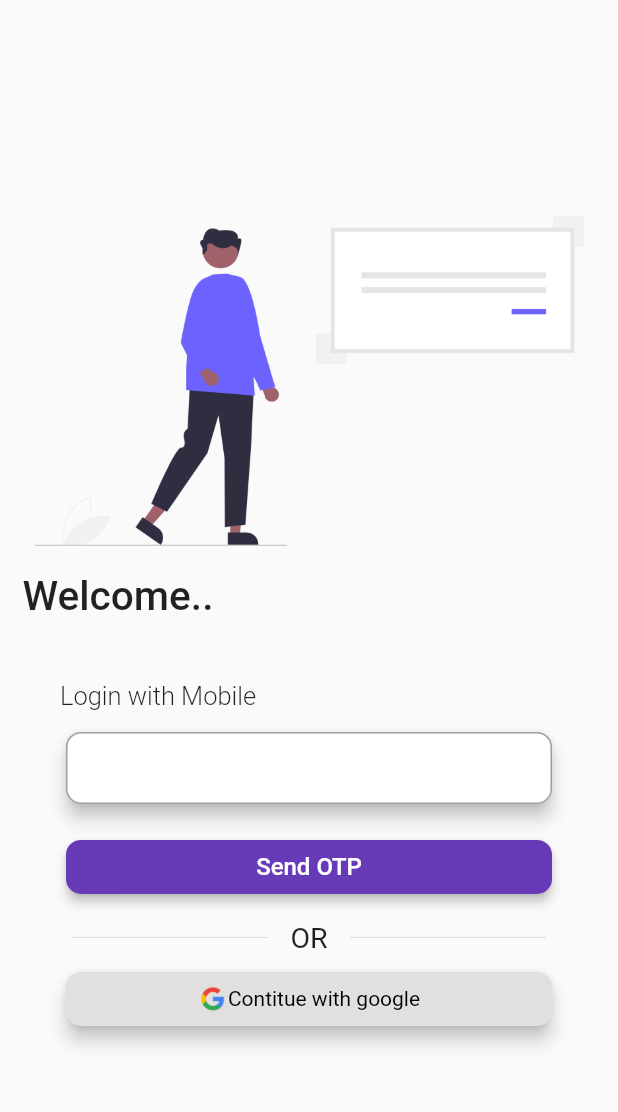
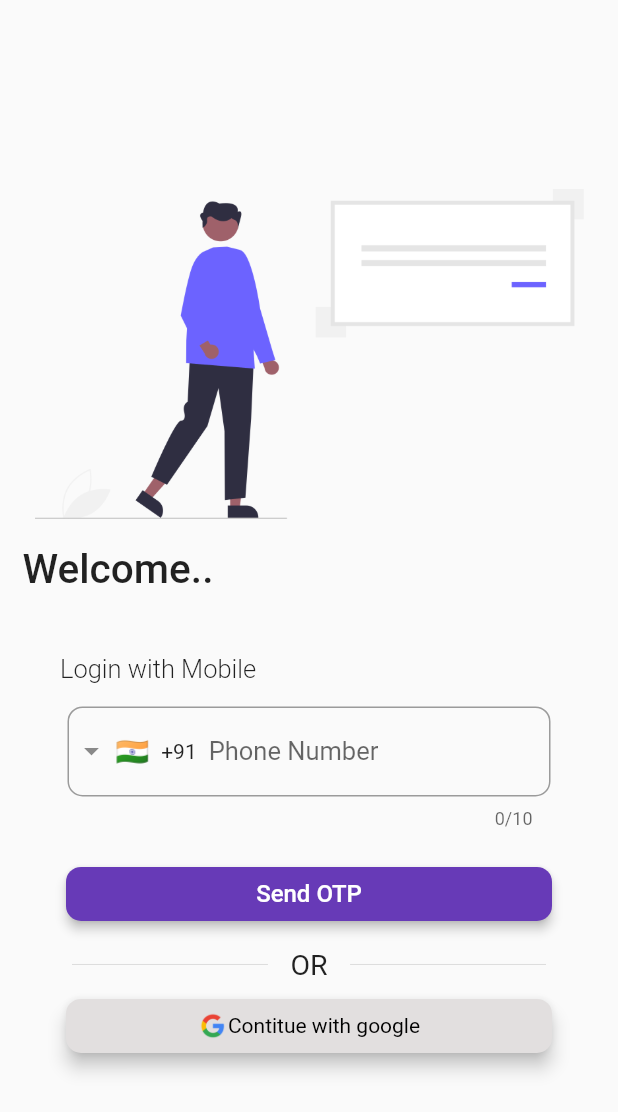
Before and after one commit to Vineeth-Kolichal/trading-edge-dev, a Flutter app: the screen it shows after launch, after a tap on "Send OTP", on a phone screen of 412 x 824 dp. Shown: the top 1112 px of the screen. Run offline on Flutter 3.47's test engine with Material 2 defaults, Android fonts, the phone set to English and light mode, and no system bars; drawn by our look-alikes of intl_phone_field; our stand-ins replace firebase_auth, firebase_core, pinput; accounts and stored records are empty; network calls fail.

Commit message:
phone number entering field is changed to intlphonefield

```diff
--- a/lib/screens/login/screen_login.dart
+++ b/lib/screens/login/screen_login.dart
@@ -1,6 +1,7 @@
 import 'package:flutter/material.dart';
 import 'package:flutter/src/widgets/framework.dart';
 import 'package:flutter/src/widgets/placeholder.dart';
+import 'package:intl_phone_field/intl_phone_field.dart';
 import 'package:my_tradebook/authentication/phone_authentication.dart';
 
 Widget sizedBoxTen = SizedBox(
@@ -11,6 +12,7 @@ class Screen_login extends StatelessWidget {
   Screen_login({super.key});
   final _phoneController = TextEditingController();
   final contryCode = '+91';
+  String completePhone = '';
   @override
   Widget build(BuildContext context) {
     return Scaffold(
@@ -48,24 +50,45 @@ class Screen_login extends StatelessWidget {
                               fontSize: 17, fontWeight: FontWeight.w300),
                         ),
                         sizedBoxTen,
-                        Card(
-                          elevation: 5,
-                          shape: RoundedRectangleBorder(
-                            borderRadius: BorderRadius.circular(10),
-                          ),
-                          child: TextFormField(
-                            controller: _phoneController,
+                        Padding(
+                          padding: const EdgeInsets.all(5.0),
+                          child: IntlPhoneField(
+                            style: TextStyle(fontSize: 17),
                             keyboardType: TextInputType.phone,
                             decoration: InputDecoration(
-                              prefixText: '+91 ',
-                              contentPadding: EdgeInsets.only(
-                                  left: 10, right: 10, top: 4, bottom: 4),
+                              hintText: 'Phone Number',
+                              //labelText: 'Phone Number',
                               border: OutlineInputBorder(
                                 borderRadius: BorderRadius.circular(10),
+                                borderSide: BorderSide(),
                               ),
                             ),
+                            initialCountryCode: 'IN',
+                            onChanged: (phone) {
+                              completePhone = phone.completeNumber;
+                              print(phone.completeNumber);
+                            },
                           ),
                         ),
+                        // Card(
+                        //   elevation: 5,
+                        //   shape: RoundedRectangleBorder(
+                        //     borderRadius: BorderRadius.circular(10),
+                        //   ),
+                        //   child:
+                        //   // child: TextFormField(
+                        //   //   controller: _phoneController,
+                        //   //   keyboardType: TextInputType.phone,
+                        //   //   decoration: InputDecoration(
+                        //   //     prefixText: '+91 ',
+                        //   //     contentPadding: EdgeInsets.only(
+                        //   //         left: 10, right: 10, top: 4, bottom: 4),
+                        //   //     border: OutlineInputBorder(
+                        //   //       borderRadius: BorderRadius.circular(10),
+                        //   //     ),
+                        //   //   ),
+                        //   // ),
+                        // ),
                         sizedBoxTen,
                         SizedBox(
                           width: double.infinity,
@@ -80,9 +103,7 @@ class Screen_login extends StatelessWidget {
                                 ),
                               ),
                               onPressed: () async {
-                                await sendOtp(
-                                    contryCode + _phoneController.text,
-                                    context);
+                                await sendOtp(completePhone, context);
                               },
                               child: Text(
                                 'Send OTP',
--- a/pubspec.yaml
+++ b/pubspec.yaml
@@ -34,6 +34,8 @@ dependencies:
   flutter:
     sdk: flutter
   font_awesome_flutter: ^10.4.0
+  google_sign_in: ^6.0.2
+  intl_phone_field: ^3.1.0
   pinput: ^2.2.31
 
 dev_dependencies:
```
Also changed, not shown: pubspec.lock.
